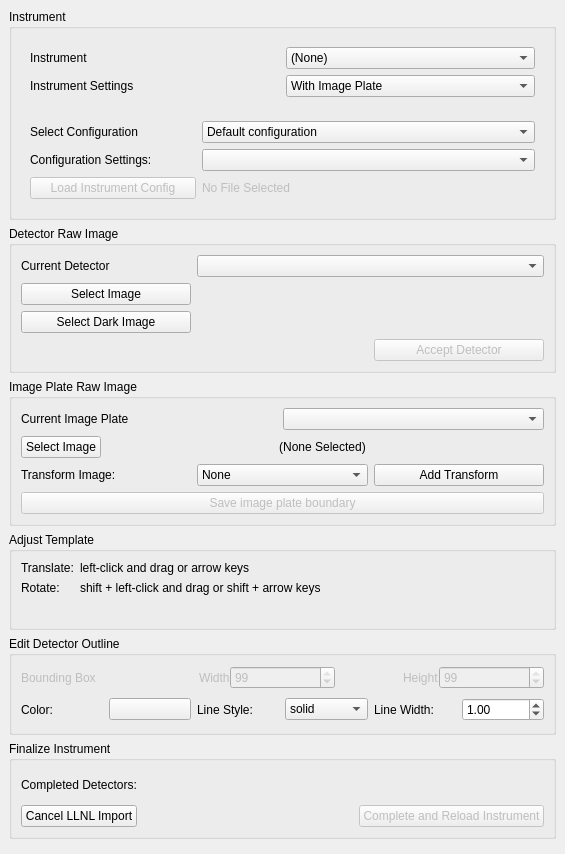
Old version of the form hexrdgui/resources/ui/llnl_import_tool_dialog.ui in the repository HEXRD/hexrdgui.
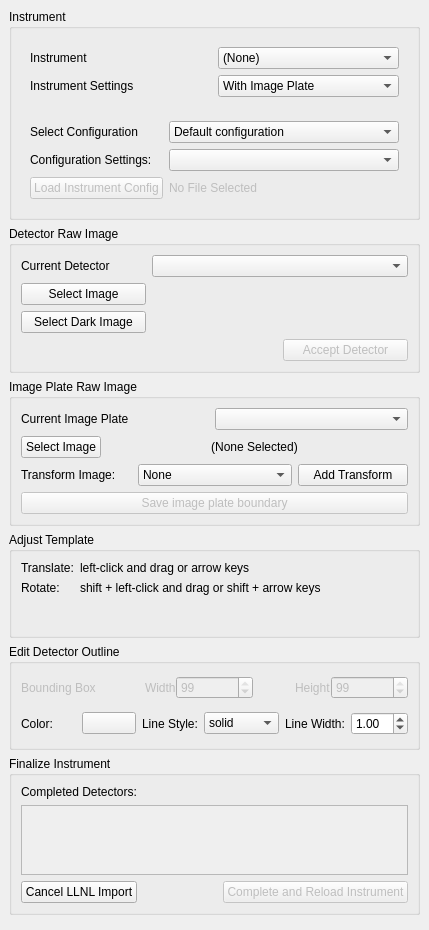
New version of the form.

Commit message: Include associated file name with completed detector

The edit to the form file:
```diff
--- a/hexrdgui/resources/ui/llnl_import_tool_dialog.ui
+++ b/hexrdgui/resources/ui/llnl_import_tool_dialog.ui
@@ -6,10 +6,22 @@
    <rect>
     <x>0</x>
     <y>0</y>
-    <width>565</width>
-    <height>854</height>
+    <width>429</width>
+    <height>930</height>
    </rect>
   </property>
+  <property name="sizePolicy">
+   <sizepolicy hsizetype="Preferred" vsizetype="Fixed">
+    <horstretch>0</horstretch>
+    <verstretch>0</verstretch>
+   </sizepolicy>
+  </property>
+  <property name="maximumSize">
+   <size>
+    <width>450</width>
+    <height>524287</height>
+   </size>
+  </property>
   <property name="windowTitle">
    <string>LLNL Import Tool</string>
   </property>
@@ -756,30 +768,7 @@
        <string>Finalize Instrument</string>
       </property>
       <layout class="QGridLayout" name="gridLayout_4">
-       <item row="0" column="0" colspan="2">
-        <widget class="QLabel" name="completed_label">
-         <property name="enabled">
-          <bool>true</bool>
-         </property>
-         <property name="text">
-          <string>Completed Detectors:</string>
-         </property>
-        </widget>
-       </item>
-       <item row="0" column="2">
-        <widget class="QLabel" name="completed_dets_and_ips">
-         <property name="enabled">
-          <bool>true</bool>
-         </property>
-         <property name="text">
-          <string/>
-         </property>
-         <property name="wordWrap">
-          <bool>true</bool>
-         </property>
-        </widget>
-       </item>
-       <item row="1" column="0">
+       <item row="2" column="0">
         <widget class="QPushButton" name="cancel">
          <property name="enabled">
           <bool>true</bool>
@@ -789,20 +778,7 @@
          </property>
         </widget>
        </item>
-       <item row="1" column="1">
-        <spacer name="horizontalSpacer">
-         <property name="orientation">
-          <enum>Qt::Horizontal</enum>
-         </property>
-         <property name="sizeHint" stdset="0">
-          <size>
-           <width>105</width>
-           <height>20</height>
-          </size>
-         </property>
-        </spacer>
-       </item>
-       <item row="1" column="2">
+       <item row="2" column="2">
         <widget class="QPushButton" name="complete">
          <property name="enabled">
           <bool>false</bool>
@@ -812,6 +788,73 @@
          </property>
         </widget>
        </item>
+       <item row="2" column="1">
+        <spacer name="horizontalSpacer">
+         <property name="orientation">
+          <enum>Qt::Horizontal</enum>
+         </property>
+         <property name="sizeHint" stdset="0">
+          <size>
+           <width>105</width>
+           <height>20</height>
+          </size>
+         </property>
+        </spacer>
+       </item>
+       <item row="0" column="0" colspan="2">
+        <widget class="QLabel" name="completed_label">
+         <property name="enabled">
+          <bool>true</bool>
+         </property>
+         <property name="text">
+          <string>Completed Detectors:</string>
+         </property>
+        </widget>
+       </item>
+       <item row="1" column="0" colspan="3">
+        <widget class="QScrollArea" name="completed_dets_and_ips">
+         <property name="sizePolicy">
+          <sizepolicy hsizetype="Expanding" vsizetype="Minimum">
+           <horstretch>0</horstretch>
+           <verstretch>0</verstretch>
+          </sizepolicy>
+         </property>
+         <property name="widgetResizable">
+          <bool>true</bool>
+         </property>
+         <widget class="QWidget" name="completed_dets_and_ips_content">
+          <property name="geometry">
+           <rect>
+            <x>0</x>
+            <y>0</y>
+            <width>385</width>
+            <height>68</height>
+           </rect>
+          </property>
+          <layout class="QVBoxLayout" name="verticalLayout_2">
+           <item>
+            <widget class="QLabel" name="completed_text">
+             <property name="enabled">
+              <bool>true</bool>
+             </property>
+             <property name="sizePolicy">
+              <sizepolicy hsizetype="Preferred" vsizetype="Expanding">
+               <horstretch>0</horstretch>
+               <verstretch>0</verstretch>
+              </sizepolicy>
+             </property>
+             <property name="text">
+              <string/>
+             </property>
+             <property name="wordWrap">
+              <bool>false</bool>
+             </property>
+            </widget>
+           </item>
+          </layout>
+         </widget>
+        </widget>
+       </item>
       </layout>
      </widget>
     </item>
```
The commit also changes 1 other file.
